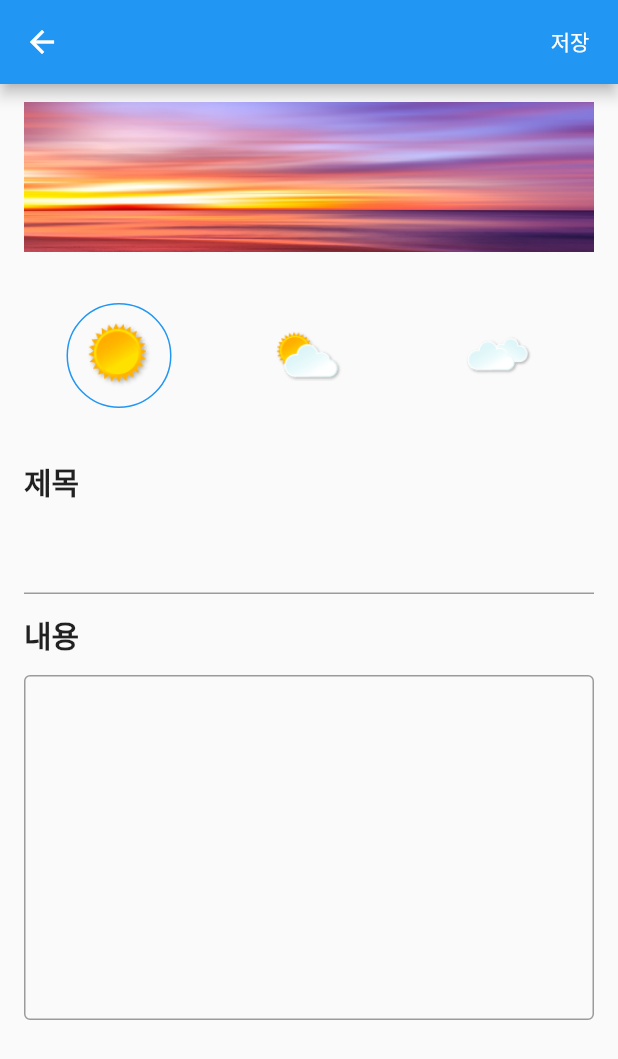
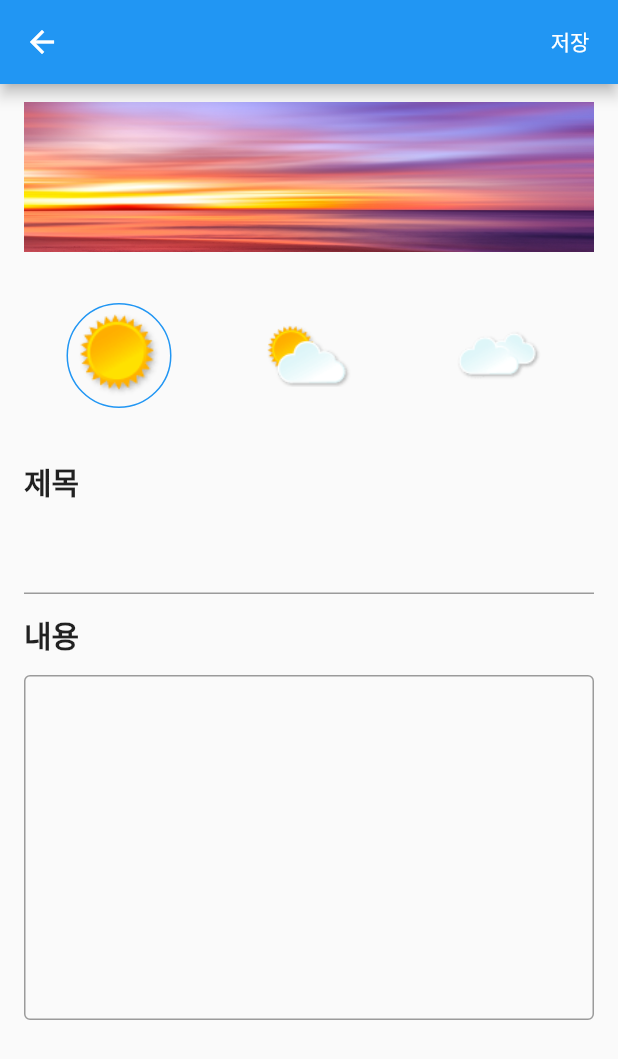
Before and after one commit to Bepo0328/diary_app, a Flutter app: the screen it shows after launch, after a tap on the "add" icon, on a phone screen of 412 x 824 dp. Shown: the top 1059 px of the screen. Run offline on Flutter 3.47's test engine with Material 2 defaults, Android fonts, the phone set to English and light mode, and no system bars; our stand-ins replace sqflite; accounts and stored records are empty.

Commit message:
DiaryApp: Screen Edit MainPage

```diff
--- a/lib/data/database.dart
+++ b/lib/data/database.dart
@@ -89,7 +89,7 @@ class DatabaseHelper {
         memo: q['memo'] as String?,
         image: q['image'] as String?,
         date: q['date'] as int?,
-        status: q['date'] as int?,
+        status: q['status'] as int?,
       ));
     }
 
@@ -109,7 +109,7 @@ class DatabaseHelper {
         memo: q['memo'] as String?,
         image: q['image'] as String?,
         date: q['date'] as int?,
-        status: q['date'] as int?,
+        status: q['status'] as int?,
       ));
     }
 
--- a/lib/screen/main.dart
+++ b/lib/screen/main.dart
@@ -1,3 +1,4 @@
+import 'package:diary_app/data/database.dart';
 import 'package:diary_app/data/diary.dart';
 import 'package:diary_app/data/utils.dart';
 import 'package:diary_app/screen/write.dart';
@@ -31,28 +32,55 @@ class MyHomePage extends StatefulWidget {
 
 class _MyHomePageState extends State<MyHomePage> {
   int selectIndex = 0;
+  final dbHelper = DatabaseHelper.instance;
+  Diary? todayDiary;
+  List<String> statusImg = [
+    'assets/img/ico-weather.png',
+    'assets/img/ico-weather_2.png',
+    'assets/img/ico-weather_3.png',
+  ];
+
+  void getTodayDiary() async {
+    List<Diary> diary =
+        await dbHelper.getDiaryByDate(Utils.getFormatTime(DateTime.now()));
+    if (diary.isNotEmpty) {
+      todayDiary = diary.first;
+    }
+    setState(() {});
+  }
+
+  @override
+  void initState() {
+    super.initState();
+    getTodayDiary();
+  }
 
   @override
   Widget build(BuildContext context) {
     return Scaffold(
-      appBar: AppBar(
-        title: const Text(''),
-      ),
       body: Container(child: getPage()),
       floatingActionButton: FloatingActionButton(
         onPressed: () async {
+          Diary diary;
+          if (todayDiary != null) {
+            diary = todayDiary!;
+          } else {
+            diary = Diary(
+              title: '',
+              memo: '',
+              image: 'assets/img/b1.jpg',
+              date: Utils.getFormatTime(DateTime.now()),
+              status: 0,
+            );
+          }
           await Navigator.push(context, MaterialPageRoute(builder: (ctx) {
             return DiaryWritePage(
-              diary: Diary(
-                title: '',
-                memo: '',
-                image: 'assets/img/b1.jpg',
-                date: Utils.getFormatTime(DateTime.now()),
-                status: 0,
-              ),
+              diary: diary,
             );
           }));
+          getTodayDiary();
         },
+        backgroundColor: Colors.black,
         child: const Icon(
           Icons.add,
           color: Colors.white,
@@ -93,7 +121,84 @@ class _MyHomePageState extends State<MyHomePage> {
   }
 
   Widget getTodayPage() {
-    return Container();
+    if (todayDiary == null) {
+      return Container(
+        child: const Text('일기가 없습니다.'),
+      );
+    } else {
+      return Container(
+        child: Stack(
+          children: [
+            Positioned.fill(
+              child: Image.asset(
+                todayDiary!.image!,
+                fit: BoxFit.cover,
+              ),
+            ),
+            Positioned.fill(
+              child: ListView(
+                children: [
+                  Container(
+                    margin: const EdgeInsets.symmetric(
+                        vertical: 16.0,
+                        horizontal: 20.0
+                    ),
+                    child: Row(
+                      mainAxisAlignment: MainAxisAlignment.spaceBetween,
+                      children: [
+                        Text(
+                          '${DateTime.now().year}.${DateTime.now().month}.${DateTime.now().day}',
+                          style: const TextStyle(
+                            fontSize: 20.0,
+                            fontWeight: FontWeight.bold,
+                            color: Colors.white,
+                          ),
+                        ),
+                        Image.asset(
+                          statusImg[todayDiary!.status!],
+                          fit: BoxFit.contain,
+                        ),
+                      ],
+                    ),
+                  ),
+                  Container(
+                    margin: const EdgeInsets.symmetric(
+                      vertical: 12.0,
+                      horizontal: 20.0
+                    ),
+                    padding: const EdgeInsets.symmetric(
+                        vertical: 12.0,
+                        horizontal: 20.0
+                    ),
+                    decoration: BoxDecoration(
+                      color: Colors.white54,
+                      borderRadius: BorderRadius.circular(16.0),
+                    ),
+                    child: Column(
+                      crossAxisAlignment: CrossAxisAlignment.start,
+                      children: [
+                        Text(
+                          todayDiary!.title!,
+                          style: const TextStyle(
+                            fontSize: 18.0,
+                            fontWeight: FontWeight.bold,
+                          ),
+                        ),
+                        const SizedBox(height: 12.0),
+                        Text(
+                          todayDiary!.memo!,
+                          style: const TextStyle(fontSize: 18.0),
+                        ),
+                      ],
+                    ),
+                  ),
+                ],
+              ),
+            ),
+          ],
+        ),
+      );
+    }
   }
 
   Widget getHistoryPage() {
--- a/lib/screen/write.dart
+++ b/lib/screen/write.dart
@@ -17,6 +17,10 @@ class _DiaryWritePageState extends State<DiaryWritePage> {
     'assets/img/b2.jpg',
     'assets/img/b3.jpg',
     'assets/img/b4.jpg',
+    'assets/img/b5.jpg',
+    'assets/img/b6.jpg',
+    'assets/img/b7.jpg',
+    'assets/img/b8.jpg',
   ];
   List<String> statusImg = [
     'assets/img/ico-weather.png',
@@ -43,6 +47,9 @@ class _DiaryWritePageState extends State<DiaryWritePage> {
         actions: [
           TextButton(
             onPressed: () async {
+              widget.diary!.title = nameController.text;
+              widget.diary!.memo = memoController.text;
+
               await dbHelper.insertDiary(widget.diary!);
               Navigator.pop(context);
             },
@@ -95,7 +102,7 @@ class _DiaryWritePageState extends State<DiaryWritePage> {
                     child: Container(
                       width: 70.0,
                       height: 70.0,
-                      padding: const EdgeInsets.all(12.0),
+                      padding: const EdgeInsets.all(6.0),
                       child: Image.asset(
                         statusImg[_idx],
                         fit: BoxFit.contain,
```
Also changed, not shown: assets/img/b2.jpg, assets/img/b3.jpg, assets/img/b5.jpg (added), assets/img/b6.jpg (added), assets/img/b7.jpg (added), assets/img/b8.jpg (added).
